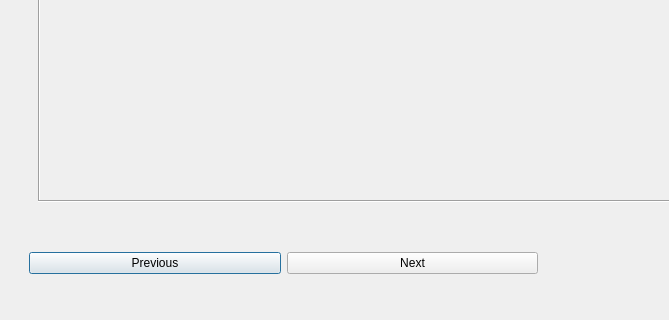
First picture: the form in ui_wins/simple_image_viewer.ui, repository JohnCrabs/CrabsPhotogrammetry, before the edit; both pictures show x 0 to 669 and y 400 to 720 of the 1100 by 720 pixel window.
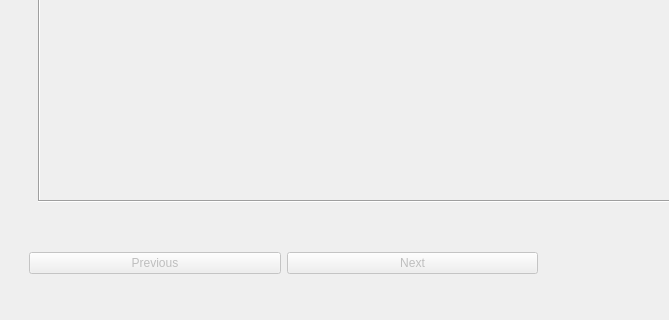
Second picture: the form after the edit.

Commit message: Approximate Camera

```diff
--- a/ui_wins/simple_image_viewer.ui
+++ b/ui_wins/simple_image_viewer.ui
@@ -80,6 +80,9 @@
         <layout class="QHBoxLayout" name="horizontalLayout_2">
          <item>
           <widget class="QPushButton" name="button_previous">
+           <property name="enabled">
+            <bool>false</bool>
+           </property>
            <property name="text">
             <string>Previous</string>
            </property>
@@ -87,6 +90,9 @@
          </item>
          <item>
           <widget class="QPushButton" name="button_next">
+           <property name="enabled">
+            <bool>false</bool>
+           </property>
            <property name="text">
             <string>Next</string>
            </property>
```
Left out of the diff: 6 changed lines with no effect on the pictures. The commit also changes 2 other files.
